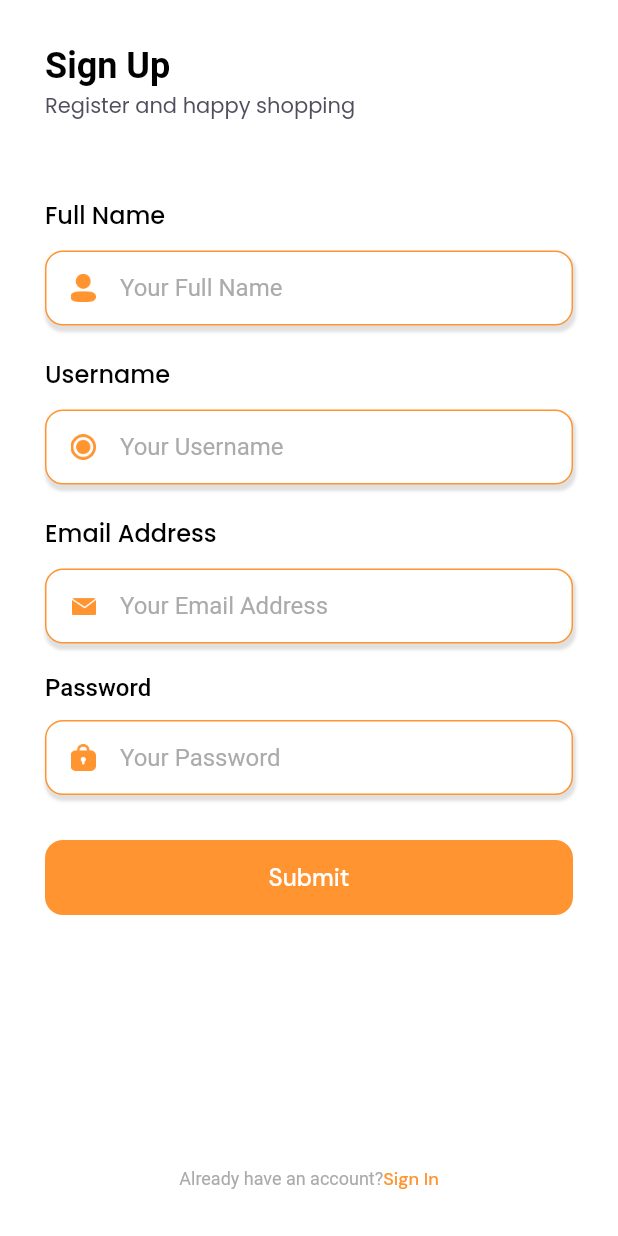
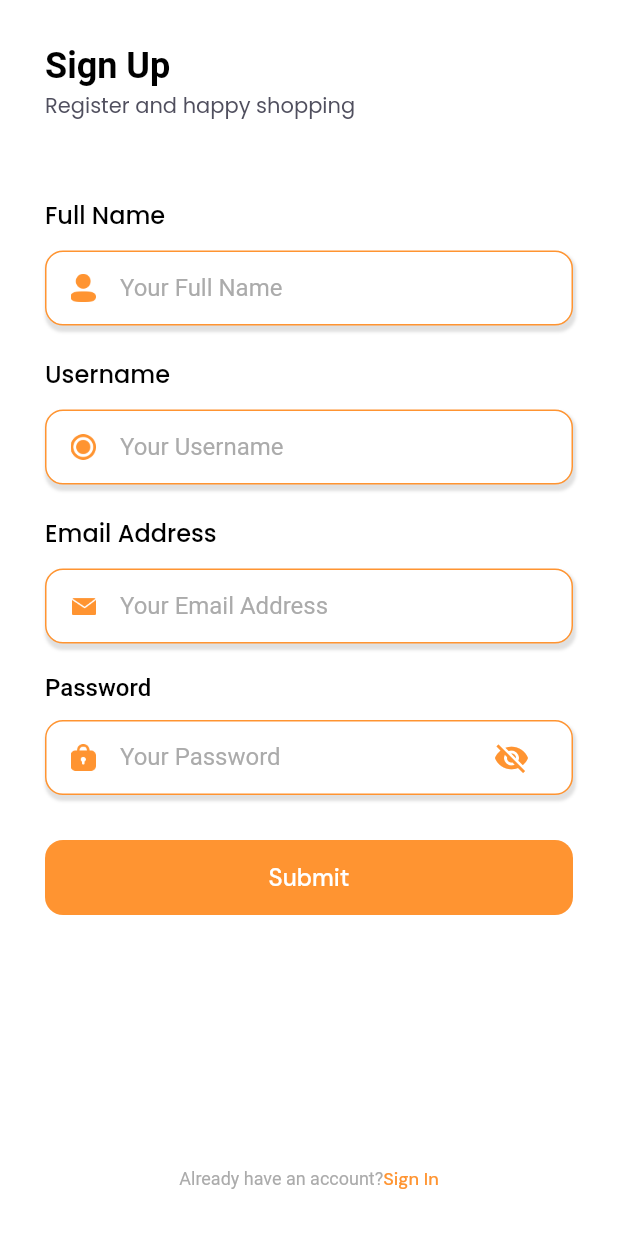
Before and after one commit to rafiyandi/food_delivery_application, a Flutter app: the SignUpPage screen opened by its route, on a phone screen of 412 x 824 dp. Run offline on Flutter 3.47's test engine with Material 2 defaults, Android fonts, the phone set to English and light mode, and no system bars; our stand-ins replace bloc, carousel_slider, cloud_firestore, equatable, firebase_auth, firebase_core and 3 more; accounts and stored records are empty; network calls fail.

Commit message:
last final

```diff
--- a/lib/presentation/pages/home/bag_page.dart
+++ b/lib/presentation/pages/home/bag_page.dart
@@ -1,6 +1,5 @@
 import 'package:flutter/material.dart';
 import 'package:food_delivery_aplication/presentation/bag/bag_card.dart';
-import 'package:food_delivery_aplication/routes/route_name.dart';
 import 'package:food_delivery_aplication/shared/theme.dart';
 import 'package:get/get.dart';
 
@@ -40,7 +39,7 @@ class BagPage extends StatelessWidget {
               width: 152,
               child: TextButton(
                   onPressed: () {
-                    Get.toNamed(RouteName.home);
+                    Navigator.pushNamed(context, '/home');
                   },
                   style: TextButton.styleFrom(
                       backgroundColor: priceColor,
--- a/lib/presentation/profile/edit_profile.dart
+++ b/lib/presentation/profile/edit_profile.dart
@@ -104,7 +104,7 @@ class EditProfilePage extends StatelessWidget {
           automaticallyImplyLeading: false,
           leading: IconButton(
               onPressed: () {
-                Get.back();
+                Navigator.pop(context);
               },
               icon: Icon(
                 Icons.close,
--- a/lib/presentation/sign_up/sign_up_page.dart
+++ b/lib/presentation/sign_up/sign_up_page.dart
@@ -1,7 +1,6 @@
 import 'package:flutter/material.dart';
 import 'package:flutter_bloc/flutter_bloc.dart';
 import 'package:food_delivery_aplication/aplication/auth/cubit/auth_cubit.dart';
-import 'package:food_delivery_aplication/routes/route_name.dart';
 import 'package:food_delivery_aplication/shared/theme.dart';
 import 'package:get/get.dart';
 
@@ -18,32 +17,17 @@ class _SignUpPageState extends State<SignUpPage> {
   TextEditingController emailController = TextEditingController(text: '');
   TextEditingController passwordController = TextEditingController(text: '');
   bool isLoading = false;
+
+  bool _isHiddenPassword = true;
+
+  void _togglePasswordVisibility() {
+    setState(() {
+      _isHiddenPassword = !_isHiddenPassword;
+    });
+  }
+
   @override
   Widget build(BuildContext context) {
-    // AuthProvider authProvider = Provider.of<AuthProvider>(context);
-
-    // hendleSignIn() async {
-    //   setState(() {
-    //     isLoading = true;
-    //   });
-
-    //   if (await authProvider.login(
-    //       email: emailController.text, password: passwordController.text)) {
-    //     Navigator.pushNamed(context, '/home');
-    //   } else {
-    //     ScaffoldMessenger.of(context).showSnackBar(SnackBar(
-    //       content: Text(
-    //         'Login Gagal',
-    //         textAlign: TextAlign.center,
-    //       ),
-    //       backgroundColor: alertColor,
-    //     ));
-    //   }
-    //   setState(() {
-    //     isLoading = false;
-    //   });
-    // }
-
     Widget header() {
       return Container(
           margin: const EdgeInsets.only(
@@ -229,7 +213,7 @@ class _SignUpPageState extends State<SignUpPage> {
             const SizedBox(height: 12),
             Container(
               height: 50,
-              padding: const EdgeInsets.symmetric(horizontal: 16),
+              padding: const EdgeInsets.symmetric(horizontal: 16, vertical: 1),
               decoration: BoxDecoration(
                   color: secondaryColor,
                   borderRadius: BorderRadius.circular(12),
@@ -252,15 +236,28 @@ class _SignUpPageState extends State<SignUpPage> {
                       width: 16,
                     ),
                     Expanded(
-                        child: TextFormField(
-                      controller: passwordController,
-                      style: primaryTextStyle,
-                      obscureText: true,
-                      decoration: InputDecoration.collapsed(
-                        hintText: "Your Password",
-                        hintStyle: subtitleTextStyle,
+                      child: TextFormField(
+                        controller: passwordController,
+                        style: primaryTextStyle,
+                        obscureText: _isHiddenPassword,
+                        decoration: InputDecoration(
+                          suffixIcon: GestureDetector(
+                            onTap: _togglePasswordVisibility,
+                            child: Icon(
+                              _isHiddenPassword
+                                  ? Icons.visibility_off
+                                  : Icons.visibility,
+                              color:
+                                  _isHiddenPassword ? priceColor : Colors.grey,
+                            ),
+                          ),
+                          border: InputBorder.none,
+                          // isCollapsed: true,
+                          hintText: "Your Password",
+                          hintStyle: subtitleTextStyle,
+                        ),
                       ),
-                    ))
+                    )
                   ],
                 ),
               ),
@@ -274,20 +271,18 @@ class _SignUpPageState extends State<SignUpPage> {
       return BlocConsumer<AuthCubit, AuthState>(
         listener: (context, state) {
           if (state is AuthSuccess) {
-            Get.snackbar(
-              "login Berhasil",
-              "Happy Shopping",
-            );
-            Get.offAllNamed(RouteName.home);
+            ScaffoldMessenger.of(context).showSnackBar(SnackBar(
+              content: Text("Sign Up Success"),
+              duration: Duration(seconds: 1),
+              backgroundColor: priceColor,
+            ));
+            Navigator.pushNamedAndRemoveUntil(
+                context, '/main-page', (route) => false);
           } else if (state is AuthFailed) {
-            Get.snackbar(
-              "Error",
-              state.errorMessage,
+            ScaffoldMessenger.of(context).showSnackBar(SnackBar(
+              content: Text(state.errorMessage),
               backgroundColor: Colors.red,
-              colorText: Colors.white,
-              snackPosition: SnackPosition.BOTTOM,
-              margin: EdgeInsets.all(16),
-            );
+            ));
           }
         },
         // TODO: implement listener
@@ -314,7 +309,7 @@ class _SignUpPageState extends State<SignUpPage> {
                 style: subtitleTextStyle.copyWith(fontSize: 12)),
             GestureDetector(
               onTap: () {
-                Get.toNamed(RouteName.signIn);
+                Navigator.pushNamed(context, '/sign-in');
               },
               child: Text(
                 "Sign In",
--- a/lib/presentation/splash_page/get_started.dart
+++ b/lib/presentation/splash_page/get_started.dart
@@ -1,5 +1,4 @@
 import 'package:flutter/material.dart';
-import 'package:food_delivery_aplication/routes/route_name.dart';
 import 'package:food_delivery_aplication/shared/theme.dart';
 import 'package:get/get.dart';
 
@@ -44,7 +43,7 @@ class GetStarted extends StatelessWidget {
                 Center(
                   child: GestureDetector(
                     onTap: () {
-                      Get.toNamed(RouteName.signIn);
+                      Navigator.pushReplacementNamed(context, '/sign-in');
                     },
                     child: Image.asset(
                       "assets/icon/icon_splash.png",
@@ -55,7 +54,7 @@ class GetStarted extends StatelessWidget {
                 const Spacer(),
                 GestureDetector(
                   onTap: () {
-                    Get.toNamed(RouteName.signIn);
+                    Navigator.pushReplacementNamed(context, '/sign-in');
                   },
                   child: Center(
                     child: Text(
--- a/lib/routes/page_route.dart
+++ /dev/null
@@ -1,53 +0,0 @@
-import 'package:food_delivery_aplication/presentation/pages/home/home_page.dart';
-import 'package:food_delivery_aplication/presentation/pages/home/main_page.dart';
-import 'package:food_delivery_aplication/presentation/pages/home/profile_page.dart';
-import 'package:food_delivery_aplication/presentation/pages/product/detail_product_page.dart';
-import 'package:food_delivery_aplication/presentation/profile/edit_profile.dart';
-import 'package:food_delivery_aplication/presentation/sign_in/sign_in_page.dart';
-import 'package:food_delivery_aplication/presentation/sign_up/sign_up_page.dart';
-import 'package:food_delivery_aplication/presentation/splash_page/get_started.dart';
-import 'package:food_delivery_aplication/routes/route_name.dart';
-import 'package:get/get.dart';
-
-import '../presentation/splash_page/splash_page.dart';
-
-class AppRoute {
-  static final pages = [
-    GetPage(
-      name: RouteName.splash,
-      page: () => const SplashPage(),
-    ),
-    GetPage(
-      name: RouteName.getStarted,
-      page: () => const GetStarted(),
-    ),
-    GetPage(
-      name: RouteName.mainPage,
-      page: () => const MainPage(),
-    ),
-    GetPage(
-      name: RouteName.signIn,
-      page: () => const SignInPage(),
-    ),
-    GetPage(
-      name: RouteName.signUp,
-      page: () => const SignUpPage(),
-    ),
-    GetPage(
-      name: RouteName.home,
-      page: () => HomePage(),
-    ),
-    GetPage(
-      name: RouteName.detailProduct,
-      page: () => const DetailProductPage(),
-    ),
-    GetPage(
-      name: RouteName.profile,
-      page: () => const ProfilePage(),
-    ),
-    GetPage(
-      name: RouteName.editProfile,
-      page: () => EditProfilePage(),
-    ),
-  ];
-}
--- a/lib/routes/route_name.dart
+++ /dev/null
@@ -1,11 +0,0 @@
-class RouteName {
-  static const splash = '/';
-  static const getStarted = '/get-started';
-  static const mainPage = '/main-page';
-  static const signIn = '/sign-in';
-  static const signUp = '/sign-up';
-  static const home = '/home';
-  static const detailProduct = '/detail-product';
-  static const profile = '/profile';
-  static const editProfile = '/editProfile';
-}
--- a/lib/widgets/product_tile.dart
+++ b/lib/widgets/product_tile.dart
@@ -1,5 +1,4 @@
 import 'package:flutter/material.dart';
-import 'package:food_delivery_aplication/routes/route_name.dart';
 import 'package:food_delivery_aplication/shared/theme.dart';
 import 'package:get/get.dart';
 
@@ -10,7 +9,7 @@ class ProductTile extends StatelessWidget {
   Widget build(BuildContext context) {
     return GestureDetector(
       onTap: () {
-        Get.toNamed(RouteName.detailProduct);
+        Navigator.pushNamed(context, '/detail-product');
       },
       child: Container(
         padding: const EdgeInsets.symmetric(horizontal: 12, vertical: 8),
```
Also changed, not shown: lib/aplication/auth/cubit/auth_cubit.dart (+28 -0 lines), lib/aplication/page/cubit/page_state.dart (deleted, +0 -10 lines), lib/aplication/product/cubit/product_cubit.dart (added, +18 -0 lines), lib/aplication/product/cubit/product_state.dart (added, +23 -0 lines), lib/domain/product/product_model.dart (added, +27 -0 lines), lib/infrastruktur/auth/auth_repository.dart (+21 -0 lines), lib/infrastruktur/auth/user_repository.dart (+28 -0 lines), lib/infrastruktur/product/product_repository.dart (+20 -33 lines), lib/presentation/pages/home/profile_page.dart (+36 -26 lines), lib/presentation/sign_in/sign_in_page.dart (+56 -20 lines), lib/presentation/splash_page/splash_page.dart (+6 -4 lines), 6 other files.
